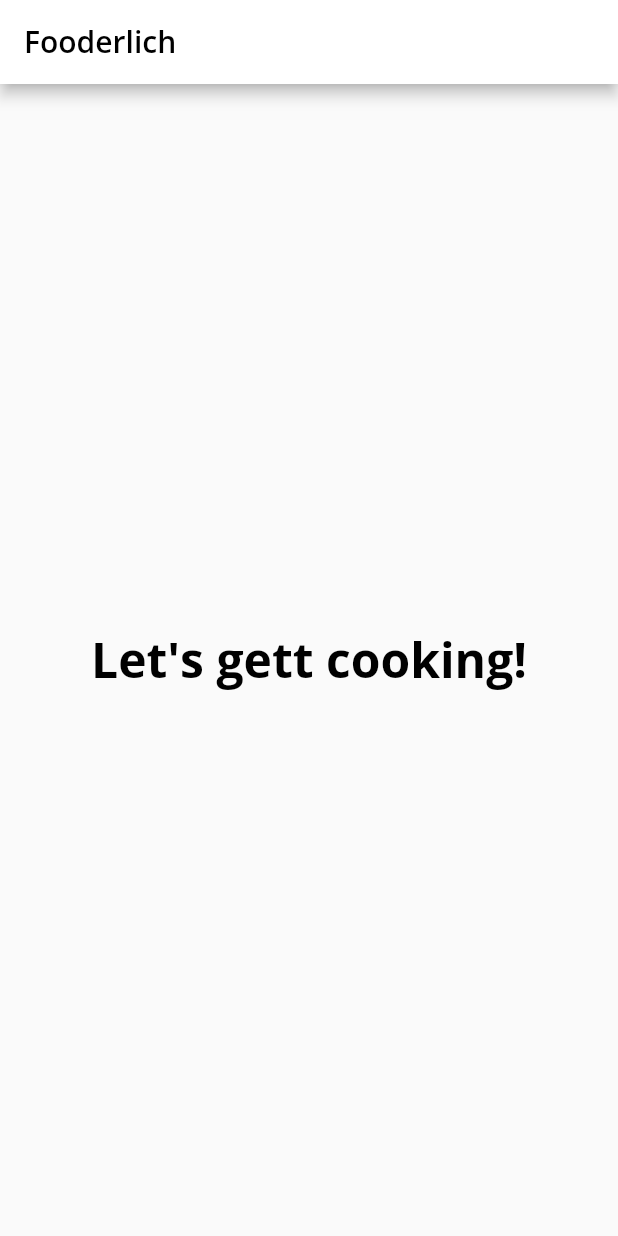
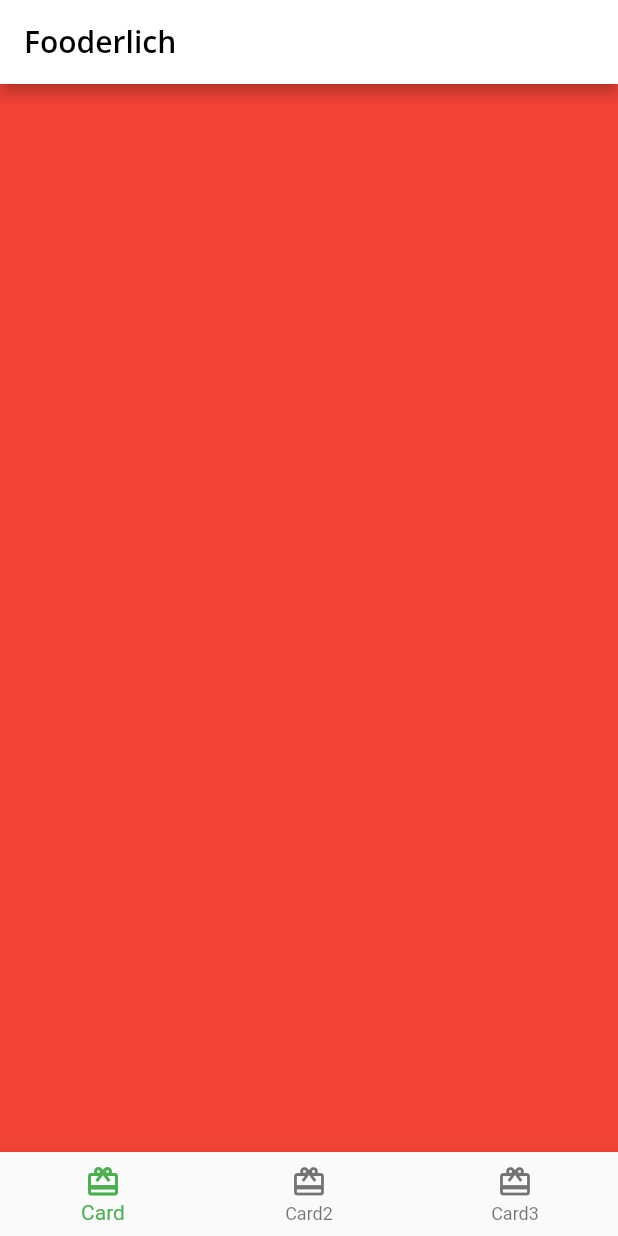
Before and after one commit to thezxdev/flutter_basic_widgets, a Flutter app: the screen it shows after launch, on a phone screen of 412 x 824 dp. Run offline on Flutter 3.47's test engine with Material 2 defaults, Android fonts, the phone set to English and light mode, and no system bars; our stand-ins replace google_fonts.

```diff
--- a/lib/home.dart
+++ b/lib/home.dart
@@ -11,6 +11,22 @@ class Home extends StatefulWidget {
 class _HomeState extends State<Home> {
 
   // TODO: Add state variable and functions
+  int _selectedIndex = 0;
+
+  static List<Widget> pages = [
+    // TODO: Replace with card 1
+    Container(color: Colors.red),
+    // TODO: Replace with card 2
+    Container(color: Colors.green),
+    // TODO: Replace with card 3
+    Container(color: Colors.blue),
+  ];
+
+  void _onItemTapped(int index) {
+    setState(() {
+      _selectedIndex = index;
+    });
+  }
 
   @override
   Widget build(BuildContext context) {
@@ -22,11 +38,25 @@ class _HomeState extends State<Home> {
         ),
       ),
       // TODO: Show selected tab
-      body: Center(
-        child: Text(
-          'Let\'s gett cooking!',
-          style: Theme.of(context).textTheme.headline1,
-        ),
+      body: pages[_selectedIndex],
+      bottomNavigationBar: BottomNavigationBar(
+        currentIndex: _selectedIndex,
+        onTap: _onItemTapped,
+        selectedItemColor: Theme.of(context).textSelectionTheme.selectionColor,
+        items: const [
+          BottomNavigationBarItem(
+            icon: Icon(Icons.card_giftcard),
+            label: 'Card'
+          ),
+          BottomNavigationBarItem(
+            icon: Icon(Icons.card_giftcard),
+            label: 'Card2'
+          ),
+          BottomNavigationBarItem(
+            icon: Icon(Icons.card_giftcard),
+            label: 'Card3'
+          ),
+        ],
       ),
     );
   }
--- a/lib/main.dart
+++ b/lib/main.dart
@@ -13,7 +13,6 @@ class Fooderlich extends StatelessWidget {
     // Importar tema
     final theme = FooderlichTheme.light();
 
-
     return MaterialApp(
       debugShowCheckedModeBanner: false,
       title: 'Fooderlich',
```
